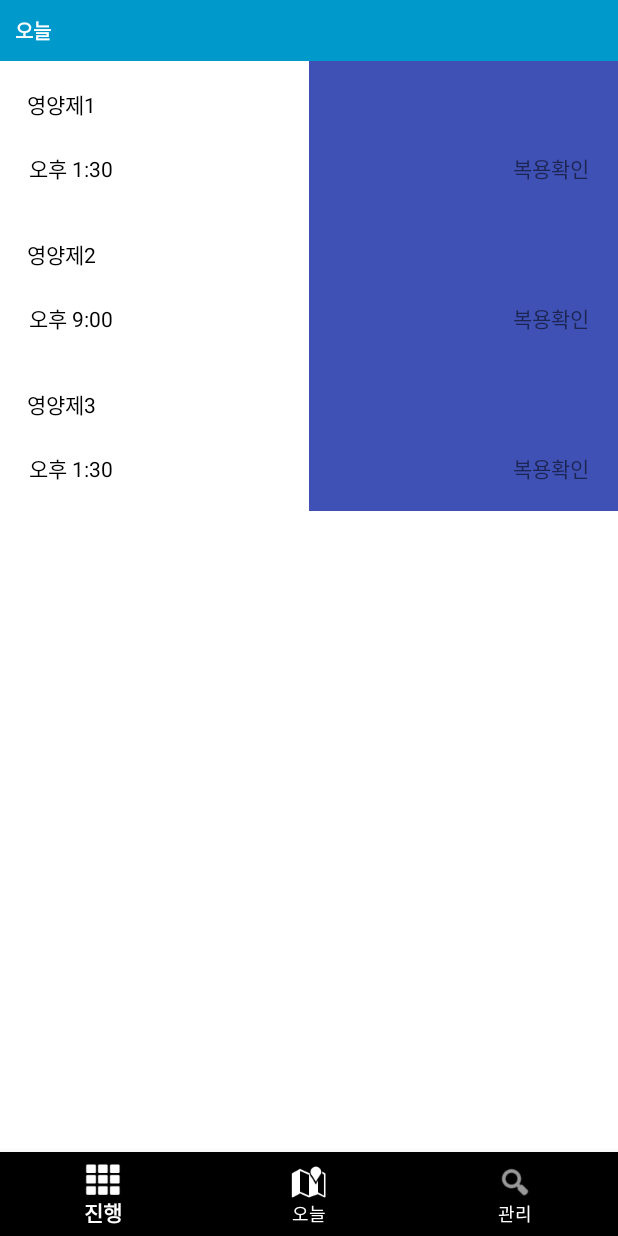
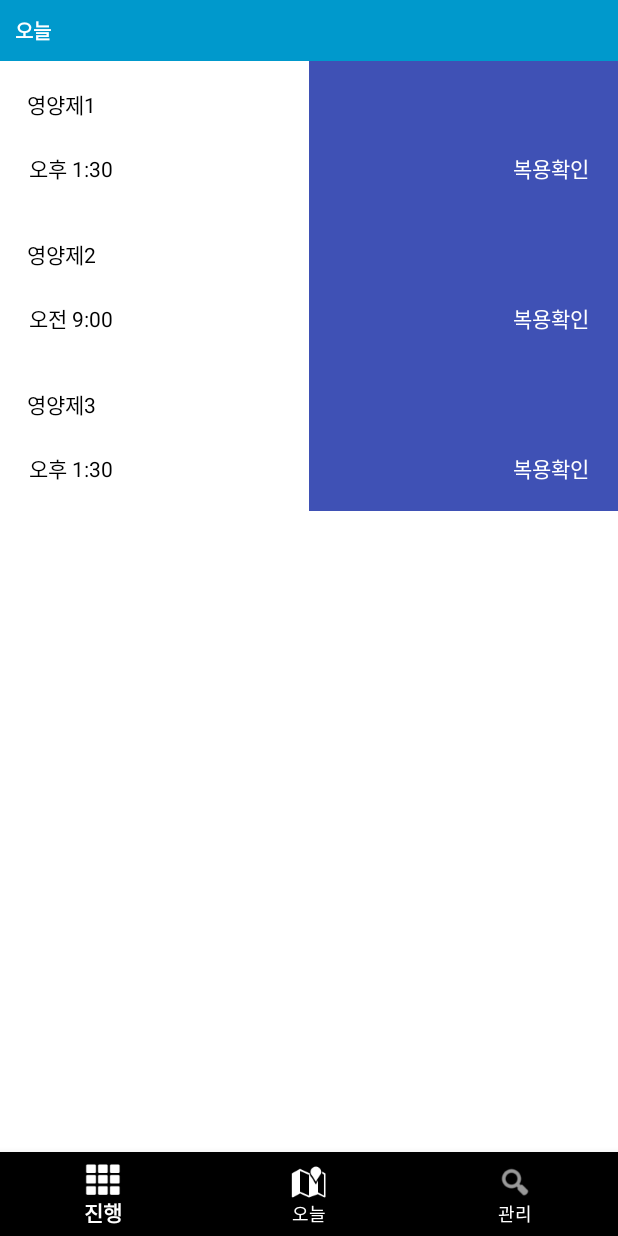
Before and after one commit to JeonK1/MediTime, an Android app: the screen it shows after launch (MainActivity), on a phone screen of 412 x 824 dp. Run offline under Robolectric (Android 15) with nearby library versions, the phone set to English and light mode, and no system bars.

Commit message:
Today 화면 만드는 중입니다.
현재 Today 화면에 약 알람들에 대한 데이터를 받아와서 뿌려는 것까지 완료했습니다. 다만, 1일 2회, 3회... 복용의 경우 다시 한번 recyclerview를 통해서 뿌려질 수 있도록 만들어주어야 합니다. --> recyclerview를 위한 adapter, 화면 등등을 만들었으나 제가 너무 시간이 늦어서 그런지 아무래도 지금 추가하기에는 무리가 있습니다. 고로 우선, 보여주는 부분을 위한 디자인만 전체적으로 손을 보고 마무리를 해야겠습니다.

-6:00

```diff
--- a/MediTime/app/src/main/java/com/example/meditime/Adapter/TodayAdapter.kt
+++ b/MediTime/app/src/main/java/com/example/meditime/Adapter/TodayAdapter.kt
@@ -4,10 +4,11 @@ import android.view.LayoutInflater
 import android.view.View
 import android.view.ViewGroup
 import android.widget.TextView
+import androidx.recyclerview.widget.LinearLayoutManager
 import androidx.recyclerview.widget.RecyclerView
 import com.example.meditime.Model.TodayInfo
 import com.example.meditime.R
-
+import kotlinx.android.synthetic.main.alarm_set_dialog.view.*
 class TodayAdapter(val items: ArrayList<TodayInfo>) :
     RecyclerView.Adapter<TodayAdapter.MyViewHolder>() {
 
@@ -53,8 +54,18 @@ class TodayAdapter(val items: ArrayList<TodayInfo>) :
         var name = items[position].medi_name
         var timeInfoList = items[position].time_list
 
-        for (i in 0 until timeInfoList.size){
-            val setdateTime = timeInfoList[i].set_date.split(" ")[1].split(":")
+        // 여러개의 복용시간 추가를 위한 RecyclerView
+
+        /**
+        val addTakeNumAdapter = TodayTakeNumAdapter(items[position].time_list)
+
+        mDialogView.rv_alarmsetdlg_cycle.layoutManager =
+            LinearLayoutManager(context, LinearLayoutManager.VERTICAL, false)
+        mDialogView.rv_alarmsetdlg_cycle.adapter = addTakeNumAdapter
+ **/
+//        for (i in 0 until timeInfoList.size){
+
+            val setdateTime = timeInfoList[0].set_date.split(" ")[1].split(":")
             var am_pm = ""
             var hour = setdateTime[0].toInt()
             var min = setdateTime[1].toInt()
@@ -66,18 +77,20 @@ class TodayAdapter(val items: ArrayList<TodayInfo>) :
                 am_pm = "오전"
             }
 
-            if(timeInfoList[i].set_check == 1){
+            if(timeInfoList[0].set_check == 1){
                 holder.takeCheck.text = "복용완료"
             }
-            else if(timeInfoList[i].set_check == -1){
+            else if(timeInfoList[0].set_check == -1){
+
                 holder.takeCheck.text = "복용안함"
             }
 
             holder.alarmTime.text = "${am_pm} ${hour}:${"%02d".format(min)}"
 
-        }
+
 
         holder.medi_name.text = name
+
 
     }
 
--- /dev/null
+++ b/MediTime/app/src/main/res/drawable/round_shape.xml
@@ -0,0 +1,4 @@
+<?xml version="1.0" encoding="utf-8"?>
+<selector xmlns:android="http://schemas.android.com/apk/res/android">
+
+</selector>
--- a/MediTime/app/src/main/res/layout/item_today_alarm.xml
+++ b/MediTime/app/src/main/res/layout/item_today_alarm.xml
@@ -22,18 +22,15 @@
             android:textColor="@android:color/black"
             app:layout_constraintTop_toTopOf="parent"
             tools:ignore="MissingConstraints" />
-
         <TextView
             android:id="@+id/TodayItem_setTime"
             android:layout_width="wrap_content"
             android:layout_height="wrap_content"
             android:layout_gravity="left|bottom"
+            android:layout_marginLeft="19dp"
             android:layout_marginBottom="18dp"
-            android:layout_marginLeft="19dp"
             android:text="매일-오전8:00"
-            android:textColor="@android:color/black"
-            app:layout_constraintBottom_toBottomOf="parent"
-            app:layout_constraintLeft_toLeftOf="parent" />
+            android:textColor="@android:color/black" />
 
     </FrameLayout>
     <FrameLayout
@@ -46,13 +43,15 @@
             android:id="@+id/TodayItem_takeCheck"
             android:layout_width="wrap_content"
             android:layout_height="wrap_content"
+            android:layout_gravity="right|bottom"
+            android:layout_marginRight="19dp"
+            android:layout_marginBottom="18dp"
             android:layout_weight="1"
-            android:layout_gravity="right|bottom"
-            android:layout_marginBottom="18dp"
-            android:layout_marginRight="19dp"
-            android:background="#3F51B5"
             android:text="복용확인"
-            />
+            android:textColor="#ffffff" />
     </FrameLayout>
 
+
+
+
 </LinearLayout>
```
Also changed, not shown: MediTime/app/src/main/java/com/example/meditime/Adapter/TodayTakeNumAdapter.kt (added, +56 -0 lines), MediTime/app/src/main/res/layout/item_today_addtakenum.xml (added, +27 -0 lines).
